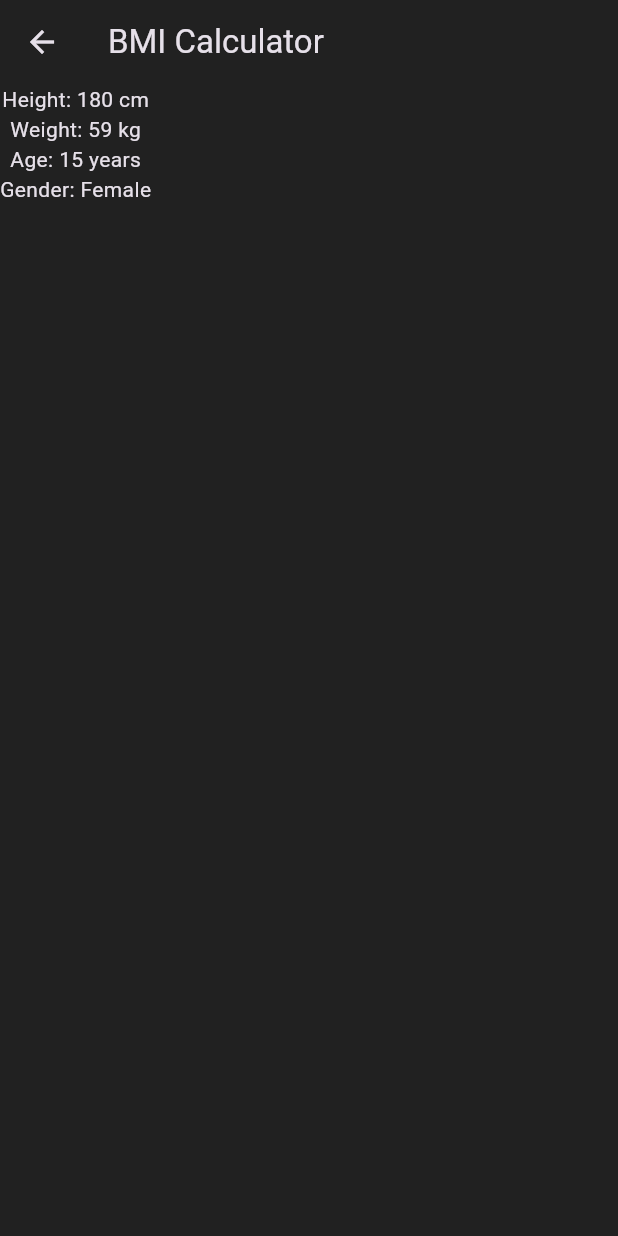
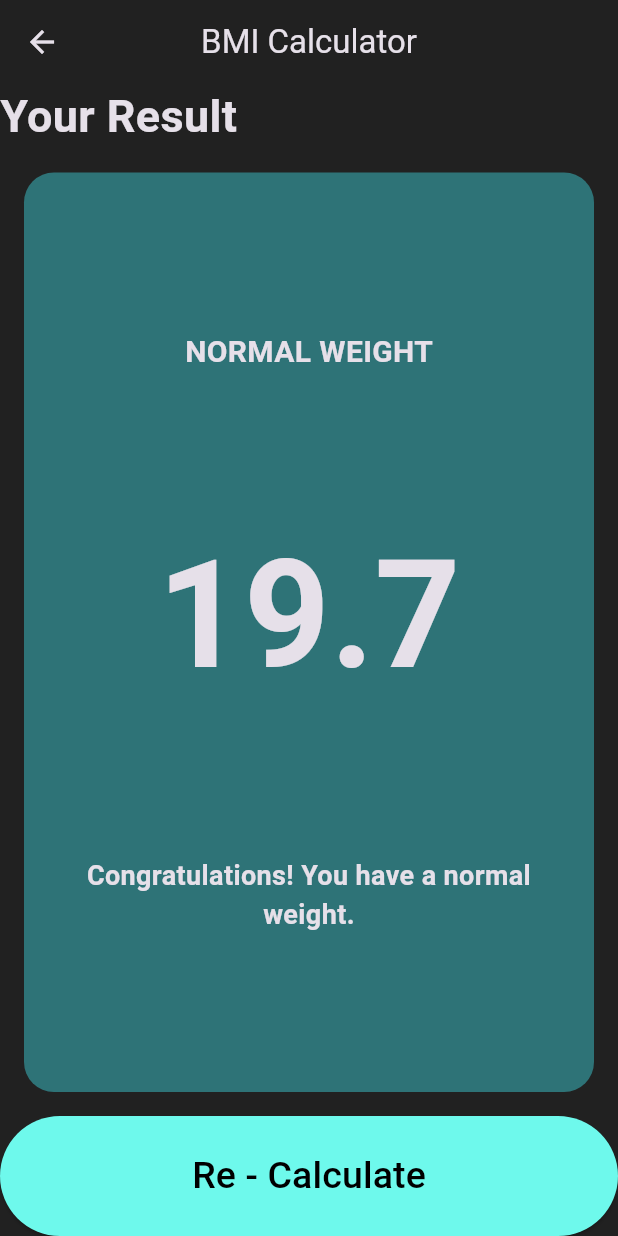
Before and after one commit to p-dong/bmi_calculator, a Flutter app: the screen it shows after launch, after a tap on "Calculate", on a phone screen of 412 x 824 dp. Run offline on Flutter 3.47's test engine with Material 3 defaults, Android fonts, the phone set to English and light mode, and no system bars; our stand-ins replace font_awesome_flutter.

Commit message:
completed the app

```diff
--- a/lib/input_page.dart
+++ b/lib/input_page.dart
@@ -28,6 +28,7 @@ class _InputPageState extends State<InputPage> {
   Widget build(BuildContext context) {
     return Scaffold(
       appBar: AppBar(
+        centerTitle: true,
         title: Text('BMI Calculator'),
       ),
       body: Column(
--- a/lib/main.dart
+++ b/lib/main.dart
@@ -9,6 +9,7 @@ class BMICalculator extends StatelessWidget {
   @override
   Widget build(BuildContext context) {
     return MaterialApp(
+      debugShowCheckedModeBanner: false,
       theme: ThemeData.dark().copyWith(
         appBarTheme: AppBarTheme(
           color: Color(0xFF212121),
--- a/lib/result_page.dart
+++ b/lib/result_page.dart
@@ -1,3 +1,4 @@
+import 'package:bmi_calculator/constants.dart';
 import 'package:flutter/material.dart';
 
 class ResultPage extends StatelessWidget {
@@ -11,18 +12,135 @@ class ResultPage extends StatelessWidget {
       required this.weight,
       required this.age,
       required this.gender});
+
+  double calculateBMI(int height, int weight, String gender, int age) {
+    // convert height from cm to m
+    double heightInMeters = height / 100.0;
+
+    // calculate BMI
+    double bmi = weight / (heightInMeters * heightInMeters);
+
+    // adjust the bmi based on gender
+    if (gender.toLowerCase() == 'male') {
+      // Apply the male-specific factor
+      bmi *= 1.1;
+    } else if (gender.toLowerCase() == 'female') {
+      // Apply the female-specific factor
+      bmi *= 0.9;
+    }
+
+    // Adjust the BMI based on age
+    if (age < 18) {
+      // Apply a factor for younger individuals
+      bmi *= 1.2;
+    } else if (age >= 18 && age <= 64) {
+      // Apply a slight adjustment for middle-aged individuals
+      bmi *= 1.05; // You can experiment with different factors here
+    } else if (age >= 65) {
+      // Apply a factor for older individuals
+      bmi *= 1.1;
+    }
+
+    return bmi;
+  }
+
+  String getBMICategory(double bmi) {
+    if (bmi < 18.5) {
+      return 'UNDERWEIGHT';
+    } else if (bmi >= 18.5 && bmi < 24.9) {
+      return 'NORMAL WEIGHT';
+    } else if (bmi >= 25 && bmi < 29.9) {
+      return 'OVERWEIGHT';
+    } else {
+      return 'OBESE';
+    }
+  }
+
+  String getComment(double bmi) {
+    if (bmi < 18.5) {
+      return 'You are underweight. Consider consulting with a healthcare professional.';
+    } else if (bmi >= 18.5 && bmi < 24.9) {
+      return 'Congratulations! You have a normal weight.';
+    } else if (bmi >= 25 && bmi < 29.9) {
+      return 'You are overweight. Consider adopting a healthier lifestyle.';
+    } else {
+      return 'You are obese. It is recommended to consult with a healthcare professional.';
+    }
+  }
+
   @override
   Widget build(BuildContext context) {
+    double bmi = calculateBMI(height, weight, gender, age);
+    String category = getBMICategory(bmi);
+    String comment = getComment(bmi);
     return Scaffold(
       appBar: AppBar(
+        centerTitle: true,
         title: Text('BMI Calculator'),
       ),
       body: Column(
+        mainAxisAlignment: MainAxisAlignment.spaceBetween,
+        crossAxisAlignment: CrossAxisAlignment.stretch,
         children: [
-          Text('Height: $height cm'),
-          Text('Weight: $weight kg'),
-          Text('Age: $age years'),
-          Text('Gender: $gender'),
+          Text(
+            'Your Result',
+            style: TextStyle(
+              fontSize: 30.0,
+              fontWeight: FontWeight.bold,
+            ),
+          ),
+          Expanded(
+            child: Container(
+              margin: EdgeInsets.all(16.0),
+              padding: EdgeInsets.all(16.0),
+              decoration: BoxDecoration(
+                color: kActiveCardColor,
+                borderRadius: BorderRadius.circular(20.0),
+              ),
+              child: Column(
+                mainAxisAlignment: MainAxisAlignment.spaceEvenly,
+                children: [
+                  Text(
+                    category,
+                    style: TextStyle(
+                      fontSize: 20.0,
+                      fontWeight: FontWeight.bold,
+                    ),
+                  ),
+                  Text(
+                    bmi.toStringAsFixed(1),
+                    style: TextStyle(
+                      fontSize: 100.0,
+                      fontWeight: FontWeight.bold,
+                    ),
+                  ),
+                  Text(
+                    comment,
+                    style:
+                        TextStyle(fontWeight: FontWeight.bold, fontSize: 18.0),
+                    textAlign: TextAlign.center,
+                  ),
+                ],
+              ),
+            ),
+          ),
+          ElevatedButton(
+            onPressed: () {
+              // navigate back to the input page
+              Navigator.pop(context);
+            },
+            child: Text(
+              'Re - Calculate',
+              style: TextStyle(
+                fontSize: 25.0,
+                color: Colors.black,
+              ),
+            ),
+            style: ElevatedButton.styleFrom(
+              primary: kBottomContainerColor,
+              minimumSize: Size(double.infinity, kBottomContainerHeight),
+            ),
+          ),
         ],
       ),
     );
```
